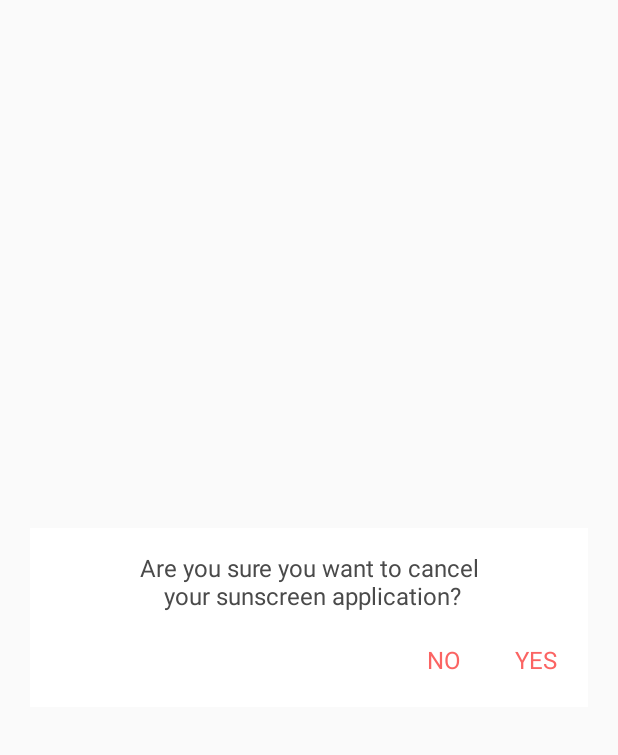
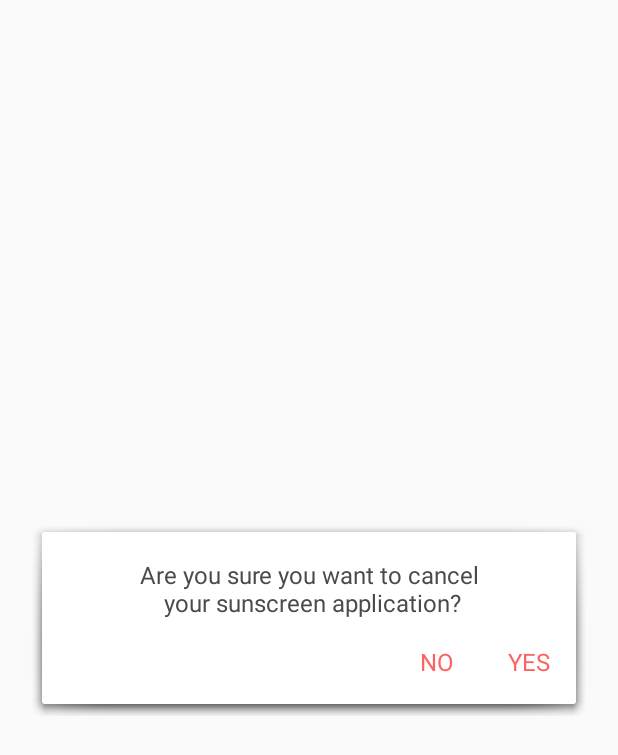
Before and after one commit to SHADE-io/Shade-Android-UI, an Android app: the layout inflate_alert_dialog.xml on its own in the app's theme, with its tools: preview values and no code run, on a phone screen of 412 x 824 dp. Shown: the top 755 px of the screen. Run offline under Robolectric (Android 15) with nearby library versions, the phone set to English and light mode, and no system bars.

Commit message:
design in History/CheckIn section and functionality implementation

```diff
--- a/app/src/main/java/com/shades/shade/dialogs/UVExposureDialog.java
+++ b/app/src/main/java/com/shades/shade/dialogs/UVExposureDialog.java
@@ -3,6 +3,7 @@ package com.shades.shade.dialogs;
 import android.app.Dialog;
 import android.content.Context;
 import android.graphics.drawable.ColorDrawable;
+import android.view.Gravity;
 import android.view.View;
 import android.view.Window;
 import android.widget.LinearLayout;
@@ -50,7 +51,10 @@ public class UVExposureDialog implements DialogInterface, View.OnClickListener {
         dialog = new Dialog(context);
         dialog.requestWindowFeature(Window.FEATURE_NO_TITLE);
         dialog.setContentView(R.layout.inflate_dialog_uvexposure);
-        dialog.getWindow().setBackgroundDrawable(new ColorDrawable(context.getResources().getColor(android.R.color.transparent)));
+        Window window = dialog.getWindow();
+        window.setLayout(LinearLayout.LayoutParams.MATCH_PARENT,LinearLayout.LayoutParams.WRAP_CONTENT);
+        window.setGravity(Gravity.CENTER);
+        dialog.getWindow().setBackgroundDrawable(new ColorDrawable(android.graphics.Color.TRANSPARENT));
 
         LinearLayout editDailyLimit = (LinearLayout) dialog.findViewById(R.id.dialog_uvecposure_editDailyLimit);
         LinearLayout zoomIn = (LinearLayout) dialog.findViewById(R.id.dialog_uvecposure_zoomIn);
--- a/app/src/main/res/layout/inflate_alert_dialog.xml
+++ b/app/src/main/res/layout/inflate_alert_dialog.xml
@@ -12,14 +12,15 @@
         android:layout_width="match_parent"
         android:layout_height="wrap_content"
         android:layout_margin="@dimen/dp_twenty"
-        android:background="@color/md_white_1000"
+        android:background="@drawable/abc_popup_background_mtrl_mult"
         android:orientation="vertical"
-        android:padding="@dimen/dp_fifteen">
+        android:padding="@dimen/dp_twenty">
 
         <com.shades.shade.widgets.ShadeTextView
             android:id="@+id/alert_dialog_message"
             android:layout_width="match_parent"
             android:layout_height="wrap_content"
+            android:layout_marginTop="@dimen/dp_five"
             android:gravity="center"
             android:text="Are you sure you want to cancel\n your sunscreen application?"
             android:textColor="@color/textColor"
@@ -29,7 +30,7 @@
         <LinearLayout
             android:layout_width="match_parent"
             android:layout_height="wrap_content"
-            android:layout_marginTop="@dimen/dp_fifteen"
+            android:layout_marginTop="@dimen/dp_twelve"
             android:gravity="right"
             android:orientation="horizontal">
 
--- a/app/src/main/res/layout/inflate_dialog_uvexposure.xml
+++ b/app/src/main/res/layout/inflate_dialog_uvexposure.xml
@@ -12,9 +12,9 @@
         android:layout_width="match_parent"
         android:layout_height="wrap_content"
         android:layout_margin="@dimen/dp_twenty"
-        android:background="@color/md_white_1000"
+        android:background="@drawable/abc_popup_background_mtrl_mult"
         android:orientation="vertical"
-        android:padding="@dimen/dp_fifteen">
+        android:padding="@dimen/dp_twenty">
 
 
         <LinearLayout
```
Also changed, not shown: app/src/main/java/com/shades/shade/dialogs/ShadeAlertDialog.java (+6 -1 lines).
